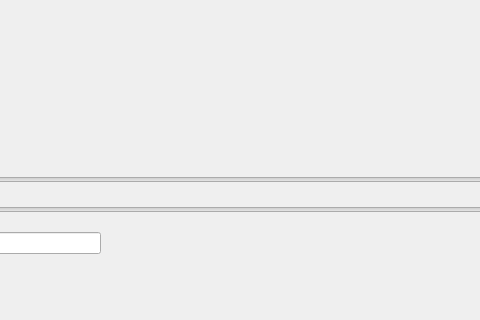
First picture: the form in mainwindow.ui, repository GiteZz/FolderFilter, before the edit; both pictures show x 430 to 910 and y 475 to 795 of the 1082 by 795 pixel window.
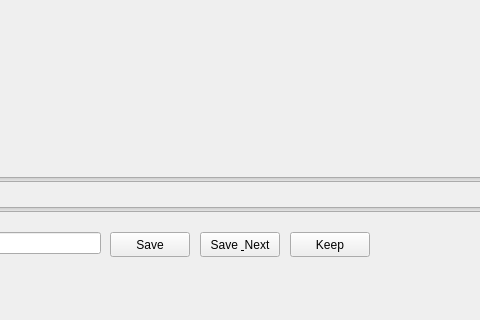
Second picture: the form after the edit.

Patch:
```diff
--- a/mainwindow.ui
+++ b/mainwindow.ui
@@ -171,6 +171,45 @@
     </property>
     <layout class="QVBoxLayout" name="videoLayout"/>
    </widget>
+   <widget class="QPushButton" name="saveButton">
+    <property name="geometry">
+     <rect>
+      <x>540</x>
+      <y>690</y>
+      <width>80</width>
+      <height>25</height>
+     </rect>
+    </property>
+    <property name="text">
+     <string>Save</string>
+    </property>
+   </widget>
+   <widget class="QPushButton" name="saveNextButton">
+    <property name="geometry">
+     <rect>
+      <x>630</x>
+      <y>690</y>
+      <width>80</width>
+      <height>25</height>
+     </rect>
+    </property>
+    <property name="text">
+     <string>Save &amp; Next</string>
+    </property>
+   </widget>
+   <widget class="QPushButton" name="keepButton">
+    <property name="geometry">
+     <rect>
+      <x>720</x>
+      <y>690</y>
+      <width>80</width>
+      <height>25</height>
+     </rect>
+    </property>
+    <property name="text">
+     <string>Keep</string>
+    </property>
+   </widget>
   </widget>
   <widget class="QMenuBar" name="menuBar">
    <property name="geometry">
```
